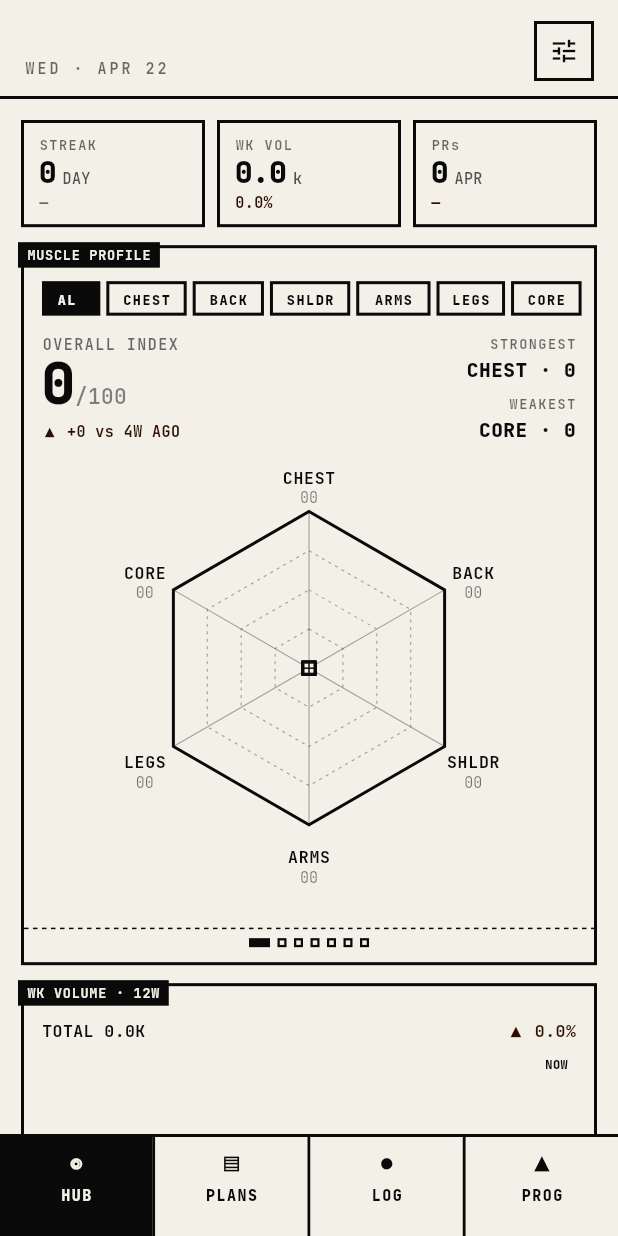
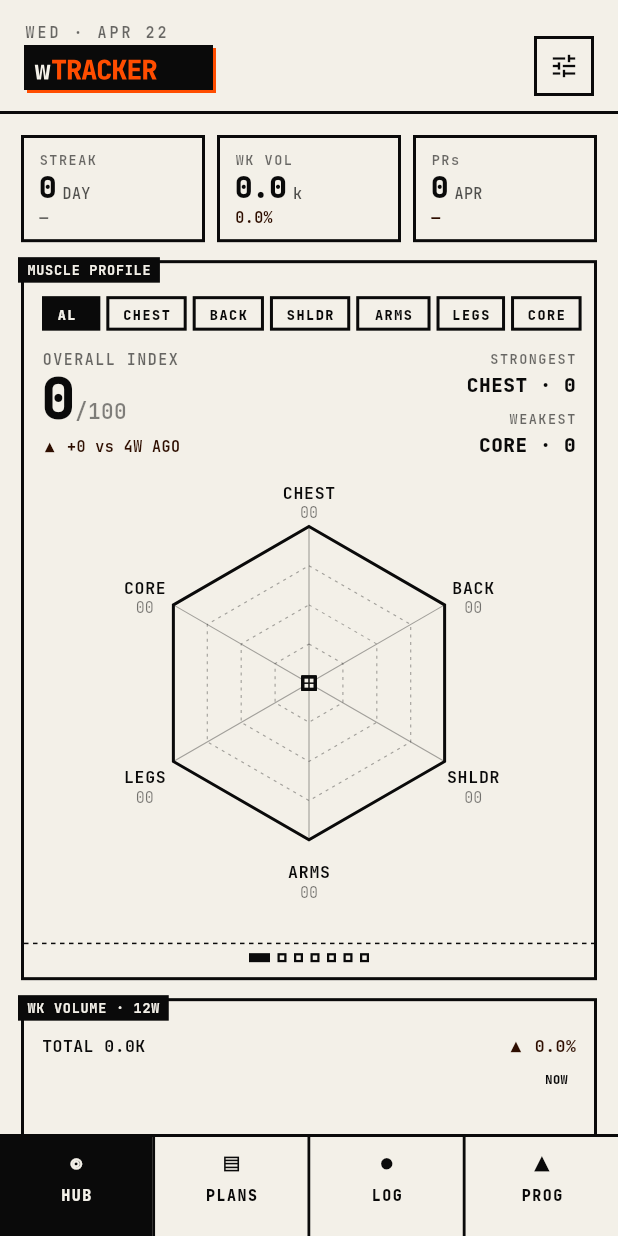
Before and after one commit to Peter-Zhao-751/wtracker, a Flutter app: the screen it shows after launch, on a phone screen of 412 x 824 dp. Run offline on Flutter 3.47's test engine with Material 3 defaults, Android fonts, the phone set to English and light mode, and no system bars; our stand-ins replace flutter_svg, google_fonts; project files that could hold a hidden picture were left out.

Commit message:
no longer sped

```diff
--- a/lib/core/theme.dart
+++ b/lib/core/theme.dart
@@ -62,3 +62,20 @@ TextStyle mono({
     height: height,
   );
 }
+
+/// Swap the wordmark SVG's hardcoded ink (`#0a0a0a`) and paper (`#F3F0E8`)
+/// for the live palette colors. Accent fills in the SVG are left alone —
+/// each accent has its own wordmark file.
+String themedWordmark(String raw, BrutalPalette p) {
+  String hex(Color c) {
+    final r = (c.r * 255).round() & 0xff;
+    final g = (c.g * 255).round() & 0xff;
+    final b = (c.b * 255).round() & 0xff;
+    return '#${r.toRadixString(16).padLeft(2, '0')}'
+        '${g.toRadixString(16).padLeft(2, '0')}'
+        '${b.toRadixString(16).padLeft(2, '0')}';
+  }
+  return raw
+      .replaceAll(RegExp(r'#0a0a0a', caseSensitive: false), hex(p.ink))
+      .replaceAll(RegExp(r'#F3F0E8', caseSensitive: false), hex(p.paper));
+}
--- a/lib/main.dart
+++ b/lib/main.dart
@@ -9,6 +9,7 @@ import 'services/state.dart';
 import 'services/storage.dart';
 import 'widgets/primitives.dart';
 import 'screens/dashboard.dart';
+import 'screens/launch.dart';
 import 'screens/templates.dart';
 import 'screens/progression.dart';
 import 'screens/log_sheet.dart';
@@ -18,10 +19,38 @@ import 'screens/active_workout.dart';
 Future<void> main() async {
   WidgetsFlutterBinding.ensureInitialized();
   GoogleFonts.config.allowRuntimeFetching = true;
+  // Preload just the VOLT wordmark so the launch screen can paint it on
+  // its very first frame — no flash of empty background.
+  final voltSvg = await rootBundle.loadString('assets/wordmark-volt.svg');
+  runApp(BootApp(voltSvg: voltSvg));
+}
+
+class BootApp extends StatefulWidget {
+  final String voltSvg;
+  const BootApp({super.key, required this.voltSvg});
+
+  @override
+  State<BootApp> createState() => _BootAppState();
+}
+
+class _BootAppState extends State<BootApp> {
+  Tweaks? _tweaks;
+  Prefs? _prefs;
+  History? _history;
+  Map<String, String>? _wordmarks;
+  String? _initialTab;
+
+  @override
+  void initState() {
+    super.initState();
+    _boot();
+  }
+
+  Future<void> _boot() async {
     final tweaks = Tweaks();
     final prefs = Prefs();
     final history = History();
-  final wordmarks = <String, String>{};
+    final wordmarks = <String, String>{'volt': widget.voltSvg};
     await Future.wait([
       tweaks.load(),
       prefs.load(),
@@ -29,37 +58,51 @@ Future<void> main() async {
       () async {
         for (final a in kAccents) {
           final name = a.name.toLowerCase();
+          if (name == 'volt') continue;
           wordmarks[name] =
               await rootBundle.loadString('assets/wordmark-$name.svg');
         }
       }(),
+      // Keep the launch screen up for a beat even when loads finish fast,
+      // so the branding lands instead of flickering past.
+      Future.delayed(const Duration(milliseconds: 900)),
     ]);
     final savedTab = await Storage.loadTab();
-  runApp(WTrackerApp(
-    tweaks: tweaks,
-    prefs: prefs,
-    history: history,
-    wordmarks: wordmarks,
-    initialTab: savedTab ?? 'dash',
-  ));
+    if (!mounted) return;
+    setState(() {
+      _tweaks = tweaks;
+      _prefs = prefs;
+      _history = history;
+      _wordmarks = wordmarks;
+      _initialTab = savedTab ?? 'dash';
+    });
   }
 
-/// Substitutes the wordmark SVG's hardcoded ink (`#0a0a0a`) and paper
-/// (`#F3F0E8`) with the live theme colors. The accent color inside the SVG
-/// is left alone — each accent has its own file.
-String _themedWordmark(String raw, BrutalPalette p) {
-  String hex(Color c) {
-    final r = (c.r * 255).round() & 0xff;
-    final g = (c.g * 255).round() & 0xff;
-    final b = (c.b * 255).round() & 0xff;
-    return '#${r.toRadixString(16).padLeft(2, '0')}'
-        '${g.toRadixString(16).padLeft(2, '0')}'
-        '${b.toRadixString(16).padLeft(2, '0')}';
+  @override
+  Widget build(BuildContext context) {
+    if (_tweaks == null) {
+      return MaterialApp(
+        debugShowCheckedModeBanner: false,
+        home: AnnotatedRegion<SystemUiOverlayStyle>(
+          value: const SystemUiOverlayStyle(
+            statusBarColor: Colors.transparent,
+            statusBarIconBrightness: Brightness.light,
+            statusBarBrightness: Brightness.dark,
+            systemNavigationBarColor: LaunchScreen.bg,
+            systemNavigationBarIconBrightness: Brightness.light,
+          ),
+          child: LaunchScreen(wordmarkSvg: widget.voltSvg),
+        ),
+      );
     }
-
-  return raw
-      .replaceAll(RegExp(r'#0a0a0a', caseSensitive: false), hex(p.ink))
-      .replaceAll(RegExp(r'#F3F0E8', caseSensitive: false), hex(p.paper));
+    return WTrackerApp(
+      tweaks: _tweaks!,
+      prefs: _prefs!,
+      history: _history!,
+      wordmarks: _wordmarks!,
+      initialTab: _initialTab!,
+    );
+  }
 }
 
 class WTrackerApp extends StatelessWidget {
@@ -289,7 +332,7 @@ class _AppShellState extends State<AppShell> {
                                   widget.tweaks.accent.name.toLowerCase()];
                               if (raw == null) return const SizedBox.shrink();
                               return SvgPicture.string(
-                                _themedWordmark(raw, BrutalColors.of(ctx)),
+                                themedWordmark(raw, BrutalColors.of(ctx)),
                                 height: 34,
                               );
                             })
```
Also changed, not shown: lib/screens/launch.dart (added, +37 -0 lines), assets/wordmark-acid.svg, assets/wordmark-blood.svg, assets/wordmark-lime.svg, assets/wordmark-sky.svg, assets/wordmark-volt.svg, 8 other files. Lines whose indentation alone changed are shown as unchanged.
